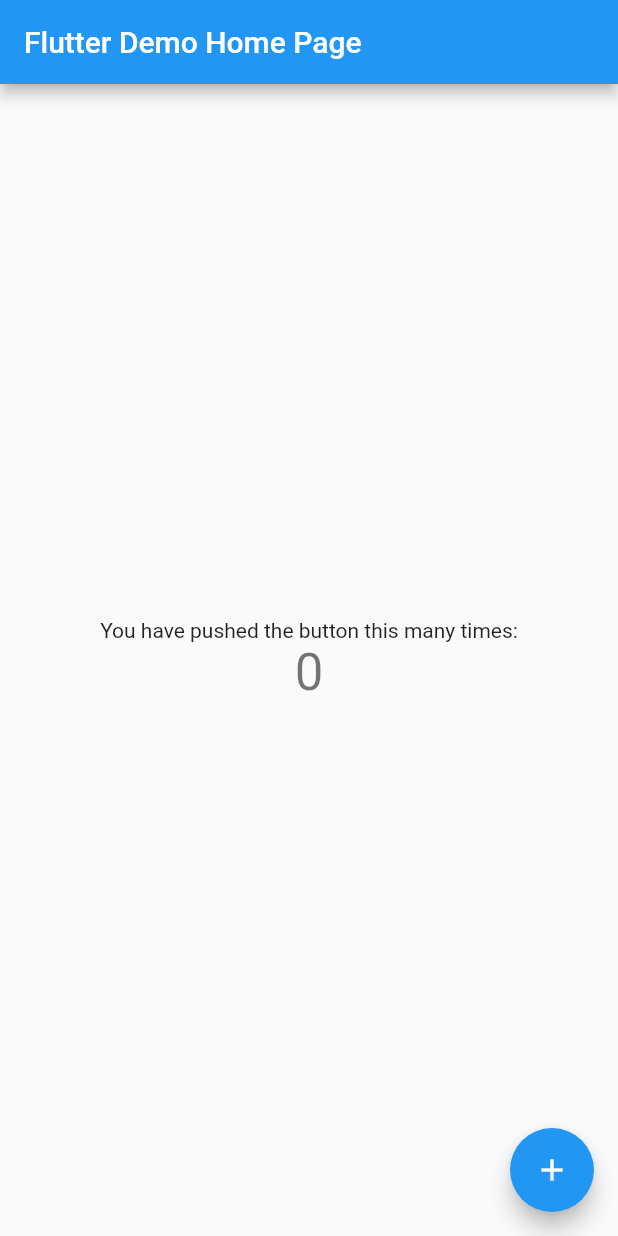
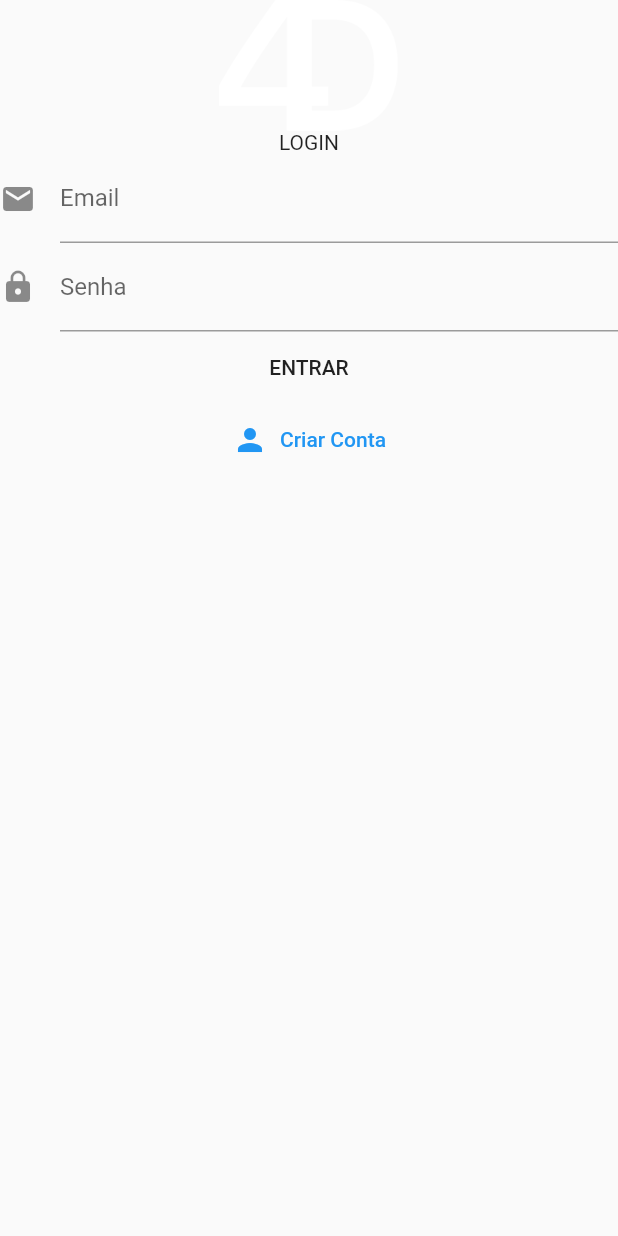
Before and after one commit to CriandoGames/Flutter-Enquete, a Flutter app: the screen it shows after launch, on a phone screen of 412 x 824 dp. Run offline on Flutter 3.47's test engine with Material 2 defaults, Android fonts, the phone set to English and light mode, and no system bars; our stand-ins replace get.

Commit message:
💄 UI: implemnt login page same style

```diff
--- a/enquete/lib/main.dart
+++ b/enquete/lib/main.dart
@@ -1,113 +1,7 @@
-import 'package:flutter/material.dart';
+import 'package:flutter/cupertino.dart';
+
+import '/ui/components/components.dart';
 
 void main() {
-  runApp(MyApp());
+  runApp(App());
 }
-
-class MyApp extends StatelessWidget {
-  // This widget is the root of your application.
-  @override
-  Widget build(BuildContext context) {
-    return MaterialApp(
-      title: 'Flutter Demo',
-      theme: ThemeData(
-        // This is the theme of your application.
-        //
-        // Try running your application with "flutter run". You'll see the
-        // application has a blue toolbar. Then, without quitting the app, try
-        // changing the primarySwatch below to Colors.green and then invoke
-        // "hot reload" (press "r" in the console where you ran "flutter run",
-        // or simply save your changes to "hot reload" in a Flutter IDE).
-        // Notice that the counter didn't reset back to zero; the application
-        // is not restarted.
-        primarySwatch: Colors.blue,
-      ),
-      home: MyHomePage(title: 'Flutter Demo Home Page'),
-    );
-  }
-}
-
-class MyHomePage extends StatefulWidget {
-  MyHomePage({Key? key, required this.title}) : super(key: key);
-
-  // This widget is the home page of your application. It is stateful, meaning
-  // that it has a State object (defined below) that contains fields that affect
-  // how it looks.
-
-  // This class is the configuration for the state. It holds the values (in this
-  // case the title) provided by the parent (in this case the App widget) and
-  // used by the build method of the State. Fields in a Widget subclass are
-  // always marked "final".
-
-  final String title;
-
-  @override
-  _MyHomePageState createState() => _MyHomePageState();
-}
-
-class _MyHomePageState extends State<MyHomePage> {
-  int _counter = 0;
-
-  void _incrementCounter() {
-    setState(() {
-      // This call to setState tells the Flutter framework that something has
-      // changed in this State, which causes it to rerun the build method below
-      // so that the display can reflect the updated values. If we changed
-      // _counter without calling setState(), then the build method would not be
-      // called again, and so nothing would appear to happen.
-      _counter++;
-    });
-  }
-
-  @override
-  Widget build(BuildContext context) {
-    // This method is rerun every time setState is called, for instance as done
-    // by the _incrementCounter method above.
-    //
-    // The Flutter framework has been optimized to make rerunning build methods
-    // fast, so that you can just rebuild anything that needs updating rather
-    // than having to individually change instances of widgets.
-    return Scaffold(
-      appBar: AppBar(
-        // Here we take the value from the MyHomePage object that was created by
-        // the App.build method, and use it to set our appbar title.
-        title: Text(widget.title),
-      ),
-      body: Center(
-        // Center is a layout widget. It takes a single child and positions it
-        // in the middle of the parent.
-        child: Column(
-          // Column is also a layout widget. It takes a list of children and
-          // arranges them vertically. By default, it sizes itself to fit its
-          // children horizontally, and tries to be as tall as its parent.
-          //
-          // Invoke "debug painting" (press "p" in the console, choose the
-          // "Toggle Debug Paint" action from the Flutter Inspector in Android
-          // Studio, or the "Toggle Debug Paint" command in Visual Studio Code)
-          // to see the wireframe for each widget.
-          //
-          // Column has various properties to control how it sizes itself and
-          // how it positions its children. Here we use mainAxisAlignment to
-          // center the children vertically; the main axis here is the vertical
-          // axis because Columns are vertical (the cross axis would be
-          // horizontal).
-          mainAxisAlignment: MainAxisAlignment.center,
-          children: <Widget>[
-            Text(
-              'You have pushed the button this many times:',
-            ),
-            Text(
-              '$_counter',
-              style: Theme.of(context).textTheme.headline4,
-            ),
-          ],
-        ),
-      ),
-      floatingActionButton: FloatingActionButton(
-        onPressed: _incrementCounter,
-        tooltip: 'Increment',
-        child: Icon(Icons.add),
-      ), // This trailing comma makes auto-formatting nicer for build methods.
-    );
-  }
-}
--- /dev/null
+++ b/enquete/lib/ui/components/app.dart
@@ -0,0 +1,14 @@
+import 'package:flutter/cupertino.dart';
+import 'package:get/get_navigation/get_navigation.dart';
+
+import '/ui/pages/login_page.dart';
+
+class App extends StatelessWidget {
+  @override
+  Widget build(BuildContext context) {
+    return GetMaterialApp(
+      debugShowCheckedModeBanner: false,
+      home: LoginPage(),
+    );
+  }
+}
--- /dev/null
+++ b/enquete/lib/ui/components/components.dart
@@ -0,0 +1 @@
+export './app.dart';
--- /dev/null
+++ b/enquete/lib/ui/pages/login_page.dart
@@ -0,0 +1,44 @@
+import 'package:flutter/material.dart';
+
+class LoginPage extends StatelessWidget {
+  @override
+  Widget build(BuildContext context) {
+    return Scaffold(
+      body: SingleChildScrollView(
+        child: Column(
+          children: [
+            Container(
+              child: Image(
+                image: AssetImage('lib/ui/assets/logo.png'),
+              ),
+            ),
+            Text('Login'.toUpperCase()),
+            Form(
+                child: Column(
+              children: [
+                TextFormField(
+                  decoration: InputDecoration(
+                      labelText: 'Email', icon: Icon(Icons.email)),
+                  keyboardType: TextInputType.emailAddress,
+                ),
+                TextFormField(
+                  decoration: InputDecoration(
+                      labelText: 'Senha', icon: Icon(Icons.lock)),
+                  keyboardType: TextInputType.emailAddress,
+                ),
+                MaterialButton(
+                  onPressed: () {},
+                  child: Text('Entrar'.toUpperCase()),
+                ),
+                TextButton.icon(
+                    onPressed: () {},
+                    icon: Icon(Icons.person),
+                    label: Text('Criar Conta'))
+              ],
+            ))
+          ],
+        ),
+      ),
+    );
+  }
+}
--- /dev/null
+++ b/enquete/lib/ui/pages/pages.dart
@@ -0,0 +1 @@
+export './login_page.dart';
--- a/enquete/pubspec.yaml
+++ b/enquete/pubspec.yaml
@@ -48,8 +48,8 @@
   uses-material-design: true
 
   # To add assets to your application, add an assets section, like this:
-  # assets:
-  #   - images/a_dot_burr.jpeg
+  assets:
+   - lib/ui/assets/
   #   - images/a_dot_ham.jpeg
 
   # An image asset can refer to one or more resolution-specific "variants", see
```
Also changed, not shown: enquete/lib/ui/assets/2.0x/logo.png (added), enquete/lib/ui/assets/3.0x/logo.png (added), enquete/lib/ui/assets/4.0x/logo.png (added), enquete/lib/ui/assets/logo.png (added), 1 other file.
